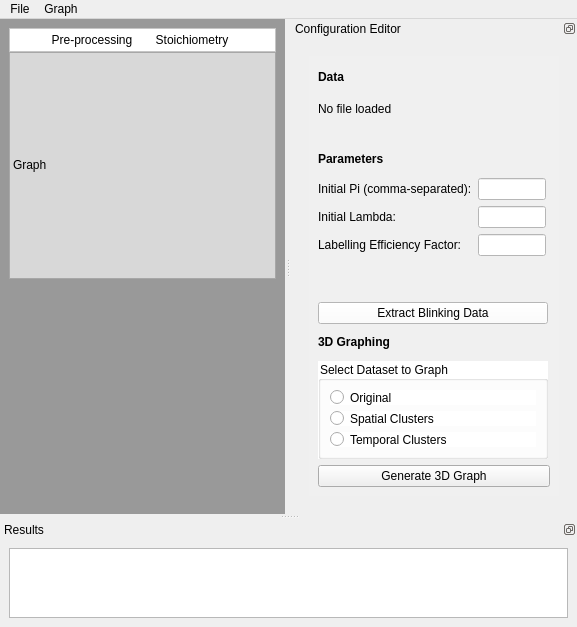
Old version of the form main.ui in the repository thericshi/protein-stoichiometry-quantifier.
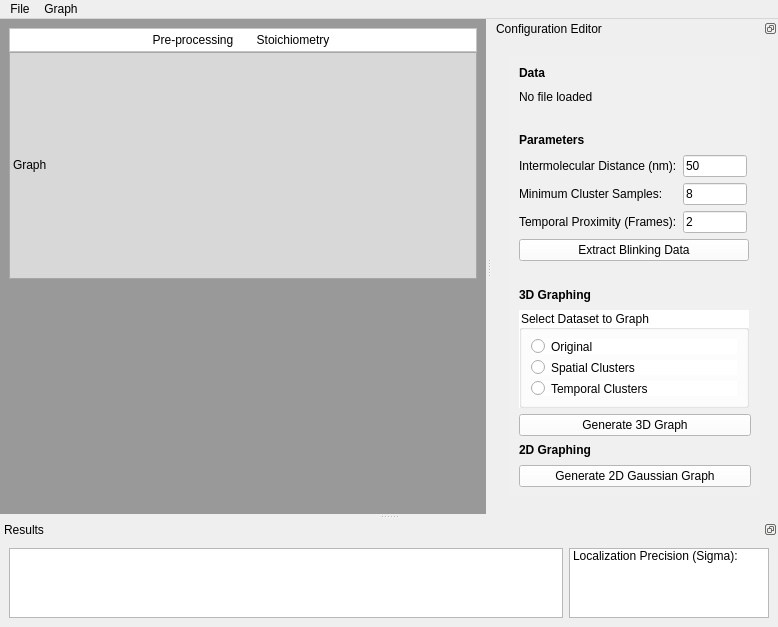
New version of the form.

Commit message: added localization precision estimation using NN from paper

```diff
--- a/main.ui
+++ b/main.ui
@@ -6,7 +6,7 @@
    <rect>
     <x>0</x>
     <y>0</y>
-    <width>577</width>
+    <width>778</width>
     <height>611</height>
    </rect>
   </property>
@@ -322,7 +322,7 @@
     <rect>
      <x>0</x>
      <y>0</y>
-     <width>577</width>
+     <width>778</width>
      <height>18</height>
     </rect>
    </property>
@@ -345,7 +345,7 @@
   <widget class="QDockWidget" name="confDock">
    <property name="minimumSize">
     <size>
-     <width>218</width>
+     <width>274</width>
      <height>424</height>
     </size>
    </property>
@@ -789,7 +789,7 @@
               <item row="0" column="0">
                <widget class="QLabel" name="labelPi_2">
                 <property name="text">
-                 <string>Initial Pi (comma-separated):</string>
+                 <string>Intermolecular Distance (nm):</string>
                 </property>
                </widget>
               </item>
@@ -804,12 +804,15 @@
                 <property name="styleSheet">
                  <string notr="true">background-color: rgb(255, 255, 255);</string>
                 </property>
+                <property name="text">
+                 <string>50</string>
+                </property>
                </widget>
               </item>
               <item row="1" column="0">
                <widget class="QLabel" name="labelLambda_2">
                 <property name="text">
-                 <string>Initial Lambda:</string>
+                 <string>Minimum Cluster Samples:</string>
                 </property>
                </widget>
               </item>
@@ -823,57 +826,31 @@
                 </property>
                 <property name="styleSheet">
                  <string notr="true">background-color: rgb(255, 255, 255);</string>
+                </property>
+                <property name="text">
+                 <string>8</string>
+                </property>
+               </widget>
+              </item>
+              <item row="2" column="1">
+               <widget class="QLineEdit" name="proxInput">
+                <property name="styleSheet">
+                 <string notr="true">background-color: rgb(255, 255, 255);</string>
+                </property>
+                <property name="text">
+                 <string>2</string>
                 </property>
                </widget>
               </item>
               <item row="2" column="0">
                <widget class="QLabel" name="label_13">
                 <property name="text">
-                 <string>Labelling Efficiency Factor:</string>
-                </property>
-               </widget>
-              </item>
-              <item row="2" column="1">
-               <widget class="QLineEdit" name="inputTheta_2">
-                <property name="maximumSize">
-                 <size>
-                  <width>100</width>
-                  <height>16777215</height>
-                 </size>
-                </property>
-                <property name="styleSheet">
-                 <string notr="true">background-color: rgb(255, 255, 255);</string>
+                 <string>Temporal Proximity (Frames):</string>
                 </property>
                </widget>
               </item>
              </layout>
             </item>
-            <item>
-             <spacer name="horizontalSpacer_7">
-              <property name="orientation">
-               <enum>Qt::Horizontal</enum>
-              </property>
-              <property name="sizeHint" stdset="0">
-               <size>
-                <width>231</width>
-                <height>20</height>
-               </size>
-              </property>
-             </spacer>
-            </item>
-            <item>
-             <spacer name="horizontalSpacer_8">
-              <property name="orientation">
-               <enum>Qt::Horizontal</enum>
-              </property>
-              <property name="sizeHint" stdset="0">
-               <size>
-                <width>231</width>
-                <height>20</height>
-               </size>
-              </property>
-             </spacer>
-            </item>
             <item>
              <widget class="QPushButton" name="runExtractionButton">
               <property name="maximumSize">
@@ -890,6 +867,19 @@
               </property>
              </widget>
             </item>
+            <item>
+             <spacer name="horizontalSpacer_8">
+              <property name="orientation">
+               <enum>Qt::Horizontal</enum>
+              </property>
+              <property name="sizeHint" stdset="0">
+               <size>
+                <width>231</width>
+                <height>20</height>
+               </size>
+              </property>
+             </spacer>
+            </item>
             <item>
              <widget class="QLabel" name="label_14">
               <property name="text">
@@ -938,11 +928,31 @@
             </item>
             <item>
              <widget class="QPushButton" name="graphButton">
+              <property name="styleSheet">
+               <string notr="true">background-color: rgb(255, 255, 255);</string>
+              </property>
               <property name="text">
                <string>Generate 3D Graph</string>
               </property>
              </widget>
             </item>
+            <item>
+             <widget class="QLabel" name="label_15">
+              <property name="text">
+               <string>&lt;html&gt;&lt;head/&gt;&lt;body&gt;&lt;p&gt;&lt;span style=&quot; font-weight:600;&quot;&gt;2D Graphing&lt;/span&gt;&lt;/p&gt;&lt;/body&gt;&lt;/html&gt;</string>
+              </property>
+             </widget>
+            </item>
+            <item>
+             <widget class="QPushButton" name="graph2dButton">
+              <property name="styleSheet">
+               <string notr="true">background-color: rgb(255, 255, 255);</string>
+              </property>
+              <property name="text">
+               <string>Generate 2D Gaussian Graph</string>
+              </property>
+             </widget>
+            </item>
            </layout>
           </widget>
          </item>
@@ -1062,6 +1072,21 @@
            </property>
           </widget>
          </item>
+         <item>
+          <widget class="QListWidget" name="valueListWidget">
+           <property name="maximumSize">
+            <size>
+             <width>200</width>
+             <height>16777215</height>
+            </size>
+           </property>
+           <item>
+            <property name="text">
+             <string>Localization Precision (Sigma):</string>
+            </property>
+           </item>
+          </widget>
+         </item>
         </layout>
        </widget>
       </widget>
```
Left out of the diff: 4 changed lines with no effect on the pictures. The commit also changes 2 other files.
